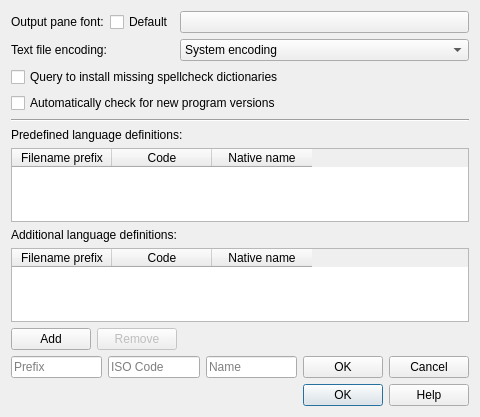
Qt form qt/data/ConfigDialog.ui (manisandro/gImageReader) before a commit.
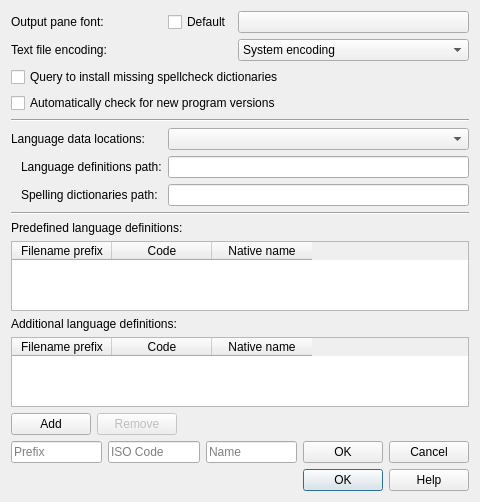
The same form after that commit. Icons and pictures are not drawn.

Commit message: Add option to choose whether to use user-local or system-wide tessdata / spelling dictionary directories

Patch:
```diff
--- a/qt/data/ConfigDialog.ui
+++ b/qt/data/ConfigDialog.ui
@@ -7,7 +7,7 @@
     <x>0</x>
     <y>0</y>
     <width>480</width>
-    <height>417</height>
+    <height>502</height>
    </rect>
   </property>
   <property name="windowTitle">
@@ -34,14 +34,14 @@
      </property>
     </widget>
    </item>
-   <item row="2" column="0" colspan="3">
-    <widget class="QCheckBox" name="checkBoxDictInstall">
+   <item row="11" column="0" colspan="3">
+    <widget class="QLabel" name="labelPredefLang">
      <property name="text">
-      <string>Query to install missing spellcheck dictionaries</string>
+      <string>Predefined language definitions:</string>
      </property>
     </widget>
    </item>
-   <item row="3" column="0" colspan="3">
+   <item row="5" column="0" colspan="3">
     <widget class="QCheckBox" name="checkBoxUpdateCheck">
      <property name="text">
       <string>Automatically check for new program versions</string>
@@ -55,176 +55,144 @@
      </property>
     </widget>
    </item>
+   <item row="7" column="0">
+    <widget class="QLabel" name="labelDataLocation">
+     <property name="text">
+      <string>Language data locations:</string>
+     </property>
+    </widget>
+   </item>
+   <item row="15" column="0" colspan="3">
+    <widget class="QTableWidget" name="tableWidgetAdditionalLang">
+     <property name="horizontalScrollBarPolicy">
+      <enum>Qt::ScrollBarAlwaysOff</enum>
+     </property>
+     <property name="editTriggers">
+      <set>QAbstractItemView::DoubleClicked</set>
+     </property>
+     <property name="selectionBehavior">
+      <enum>QAbstractItemView::SelectRows</enum>
+     </property>
+     <attribute name="horizontalHeaderHighlightSections">
+      <bool>false</bool>
+     </attribute>
+     <attribute name="verticalHeaderVisible">
+      <bool>false</bool>
+     </attribute>
+     <column>
+      <property name="text">
+       <string>Filename prefix</string>
+      </property>
+     </column>
+     <column>
+      <property name="text">
+       <string>Code</string>
+      </property>
+     </column>
+     <column>
+      <property name="text">
+       <string>Native name</string>
+      </property>
+     </column>
+    </widget>
+   </item>
+   <item row="7" column="1" colspan="2">
+    <widget class="QComboBox" name="comboBoxDataLocation">
+     <property name="currentIndex">
+      <number>-1</number>
+     </property>
+     <item>
+      <property name="text">
+       <string>System-wide paths</string>
+      </property>
+     </item>
+     <item>
+      <property name="text">
+       <string>User paths</string>
+      </property>
+     </item>
+    </widget>
+   </item>
    <item row="6" column="0" colspan="3">
-    <widget class="QTableWidget" name="tableWidgetPredefLang">
-     <property name="horizontalScrollBarPolicy">
-      <enum>Qt::ScrollBarAlwaysOff</enum>
-     </property>
-     <property name="editTriggers">
-      <set>QAbstractItemView::DoubleClicked</set>
-     </property>
-     <property name="selectionBehavior">
-      <enum>QAbstractItemView::SelectRows</enum>
-     </property>
-     <attribute name="horizontalHeaderHighlightSections">
-      <bool>false</bool>
-     </attribute>
-     <attribute name="verticalHeaderVisible">
-      <bool>false</bool>
-     </attribute>
-     <column>
-      <property name="text">
-       <string>Filename prefix</string>
-      </property>
-     </column>
-     <column>
-      <property name="text">
-       <string>Code</string>
-      </property>
-     </column>
-     <column>
-      <property name="text">
-       <string>Native name</string>
-      </property>
-     </column>
-    </widget>
-   </item>
-   <item row="4" column="0" colspan="3">
-    <widget class="Line" name="line">
+    <widget class="Line" name="line_2">
      <property name="orientation">
       <enum>Qt::Horizontal</enum>
      </property>
     </widget>
    </item>
-   <item row="5" column="0" colspan="3">
-    <widget class="QLabel" name="labelPredefLang">
-     <property name="text">
-      <string>Predefined language definitions:</string>
-     </property>
-    </widget>
-   </item>
-   <item row="7" column="0" colspan="3">
+   <item row="14" column="0" colspan="3">
     <widget class="QLabel" name="labelAdditionalLang">
      <property name="text">
       <string>Additional language definitions:</string>
      </property>
     </widget>
    </item>
-   <item row="8" column="0" colspan="3">
-    <widget class="QTableWidget" name="tableWidgetAdditionalLang">
-     <property name="horizontalScrollBarPolicy">
-      <enum>Qt::ScrollBarAlwaysOff</enum>
-     </property>
-     <property name="editTriggers">
-      <set>QAbstractItemView::DoubleClicked</set>
-     </property>
-     <property name="selectionBehavior">
-      <enum>QAbstractItemView::SelectRows</enum>
-     </property>
-     <attribute name="horizontalHeaderHighlightSections">
-      <bool>false</bool>
-     </attribute>
-     <attribute name="verticalHeaderVisible">
-      <bool>false</bool>
-     </attribute>
-     <column>
-      <property name="text">
-       <string>Filename prefix</string>
-      </property>
-     </column>
-     <column>
-      <property name="text">
-       <string>Code</string>
-      </property>
-     </column>
-     <column>
-      <property name="text">
-       <string>Native name</string>
-      </property>
-     </column>
-    </widget>
-   </item>
    <item row="13" column="0" colspan="3">
-    <widget class="QDialogButtonBox" name="buttonBox">
+    <widget class="QTableWidget" name="tableWidgetPredefLang">
+     <property name="horizontalScrollBarPolicy">
+      <enum>Qt::ScrollBarAlwaysOff</enum>
+     </property>
+     <property name="editTriggers">
+      <set>QAbstractItemView::DoubleClicked</set>
+     </property>
+     <property name="selectionBehavior">
+      <enum>QAbstractItemView::SelectRows</enum>
+     </property>
+     <attribute name="horizontalHeaderHighlightSections">
+      <bool>false</bool>
+     </attribute>
+     <attribute name="verticalHeaderVisible">
+      <bool>false</bool>
+     </attribute>
+     <column>
+      <property name="text">
+       <string>Filename prefix</string>
+      </property>
+     </column>
+     <column>
+      <property name="text">
+       <string>Code</string>
+      </property>
+     </column>
+     <column>
+      <property name="text">
+       <string>Native name</string>
+      </property>
+     </column>
+    </widget>
+   </item>
+   <item row="8" column="0">
+    <widget class="QLabel" name="labelTessdataLocation">
+     <property name="text">
+      <string>Language definitions path:</string>
+     </property>
+     <property name="indent">
+      <number>10</number>
+     </property>
+    </widget>
+   </item>
+   <item row="10" column="0" colspan="3">
+    <widget class="Line" name="line">
      <property name="orientation">
       <enum>Qt::Horizontal</enum>
      </property>
-     <property name="standardButtons">
-      <set>QDialogButtonBox::Help|QDialogButtonBox::Ok</set>
-     </property>
     </widget>
    </item>
-   <item row="11" column="0" colspan="3">
-    <widget class="QWidget" name="widgetAddLang" native="true">
-     <layout class="QHBoxLayout" name="horizontalLayoutAddLang">
-      <property name="leftMargin">
-       <number>0</number>
+   <item row="1" column="2">
+    <widget class="QComboBox" name="comboBoxEncoding">
+     <item>
+      <property name="text">
+       <string>System encoding</string>
       </property>
-      <property name="topMargin">
-       <number>0</number>
+     </item>
+     <item>
+      <property name="text">
+       <string>UTF-8</string>
       </property>
-      <property name="rightMargin">
-       <number>0</number>
-      </property>
-      <property name="bottomMargin">
-       <number>0</number>
-      </property>
-      <item>
-       <widget class="QLineEdit" name="lineEditLangPrefix">
-        <property name="toolTip">
-         <string>The prefix of the tesseract language data file</string>
-        </property>
-        <property name="placeholderText">
-         <string>Prefix</string>
-        </property>
-       </widget>
-      </item>
-      <item>
-       <widget class="QLineEdit" name="lineEditLangCode">
-        <property name="toolTip">
-         <string>The ISO 639-1 language code followed by the country code</string>
-        </property>
-        <property name="placeholderText">
-         <string>ISO Code</string>
-        </property>
-       </widget>
-      </item>
-      <item>
-       <widget class="QLineEdit" name="lineEditLangName">
-        <property name="toolTip">
-         <string>The name of the language</string>
-        </property>
-        <property name="placeholderText">
-         <string>Name</string>
-        </property>
-       </widget>
-      </item>
-      <item>
-       <widget class="QPushButton" name="pushButtonAddLangOk">
-        <property name="text">
-         <string>OK</string>
-        </property>
-        <property name="icon">
-         <iconset theme="dialog-ok">
-          <normaloff>.</normaloff>.</iconset>
-        </property>
-       </widget>
-      </item>
-      <item>
-       <widget class="QPushButton" name="pushButtonAddLangCancel">
-        <property name="text">
-         <string>Cancel</string>
-        </property>
-        <property name="icon">
-         <iconset theme="dialog-cancel">
-          <normaloff>.</normaloff>.</iconset>
-        </property>
-       </widget>
-      </item>
-     </layout>
+     </item>
     </widget>
    </item>
-   <item row="9" column="0" colspan="3">
+   <item row="16" column="0" colspan="3">
     <widget class="QWidget" name="widgetAddRemoveLang" native="true">
      <layout class="QHBoxLayout" name="horizontalLayoutAddRemoveLang">
       <property name="leftMargin">
@@ -292,6 +260,23 @@
      </layout>
     </widget>
    </item>
+   <item row="4" column="0" colspan="3">
+    <widget class="QCheckBox" name="checkBoxDictInstall">
+     <property name="text">
+      <string>Query to install missing spellcheck dictionaries</string>
+     </property>
+    </widget>
+   </item>
+   <item row="20" column="0" colspan="3">
+    <widget class="QDialogButtonBox" name="buttonBox">
+     <property name="orientation">
+      <enum>Qt::Horizontal</enum>
+     </property>
+     <property name="standardButtons">
+      <set>QDialogButtonBox::Help|QDialogButtonBox::Ok</set>
+     </property>
+    </widget>
+   </item>
    <item row="1" column="0" colspan="2">
     <widget class="QLabel" name="labelEncoding">
      <property name="text">
@@ -299,18 +284,98 @@
      </property>
     </widget>
    </item>
-   <item row="1" column="2">
-    <widget class="QComboBox" name="comboBoxEncoding">
-     <item>
-      <property name="text">
-       <string>System encoding</string>
+   <item row="18" column="0" colspan="3">
+    <widget class="QWidget" name="widgetAddLang" native="true">
+     <layout class="QHBoxLayout" name="horizontalLayoutAddLang">
+      <property name="leftMargin">
+       <number>0</number>
       </property>
-     </item>
-     <item>
-      <property name="text">
-       <string>UTF-8</string>
+      <property name="topMargin">
+       <number>0</number>
       </property>
-     </item>
+      <property name="rightMargin">
+       <number>0</number>
+      </property>
+      <property name="bottomMargin">
+       <number>0</number>
+      </property>
+      <item>
+       <widget class="QLineEdit" name="lineEditLangPrefix">
+        <property name="toolTip">
+         <string>The prefix of the tesseract language data file</string>
+        </property>
+        <property name="placeholderText">
+         <string>Prefix</string>
+        </property>
+       </widget>
+      </item>
+      <item>
+       <widget class="QLineEdit" name="lineEditLangCode">
+        <property name="toolTip">
+         <string>The ISO 639-1 language code followed by the country code</string>
+        </property>
+        <property name="placeholderText">
+         <string>ISO Code</string>
+        </property>
+       </widget>
+      </item>
+      <item>
+       <widget class="QLineEdit" name="lineEditLangName">
+        <property name="toolTip">
+         <string>The name of the language</string>
+        </property>
+        <property name="placeholderText">
+         <string>Name</string>
+        </property>
+       </widget>
+      </item>
+      <item>
+       <widget class="QPushButton" name="pushButtonAddLangOk">
+        <property name="text">
+         <string>OK</string>
+        </property>
+        <property name="icon">
+         <iconset theme="dialog-ok">
+          <normaloff>.</normaloff>.</iconset>
+        </property>
+       </widget>
+      </item>
+      <item>
+       <widget class="QPushButton" name="pushButtonAddLangCancel">
+        <property name="text">
+         <string>Cancel</string>
+        </property>
+        <property name="icon">
+         <iconset theme="dialog-cancel">
+          <normaloff>.</normaloff>.</iconset>
+        </property>
+       </widget>
+      </item>
+     </layout>
+    </widget>
+   </item>
+   <item row="9" column="0">
+    <widget class="QLabel" name="labelSpellLocation">
+     <property name="text">
+      <string>Spelling dictionaries path:</string>
+     </property>
+     <property name="indent">
+      <number>10</number>
+     </property>
+    </widget>
+   </item>
+   <item row="8" column="1" colspan="2">
+    <widget class="QLineEdit" name="lineEditTessdataLocation">
+     <property name="readOnly">
+      <bool>true</bool>
+     </property>
+    </widget>
+   </item>
+   <item row="9" column="1" colspan="2">
+    <widget class="QLineEdit" name="lineEditSpellLocation">
+     <property name="readOnly">
+      <bool>true</bool>
+     </property>
     </widget>
    </item>
   </layout>
```
The commit also changes 17 other files.
